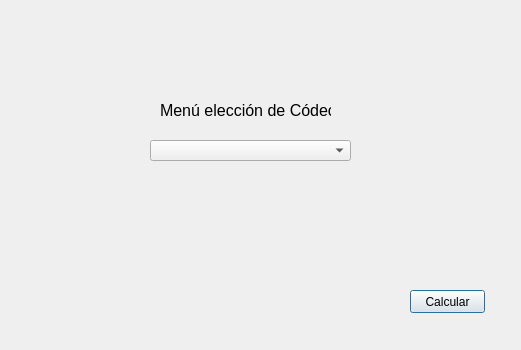
Before: the Qt Designer form Paso6a.ui in JesusdelCas99/Laboratorio_de_Telematica_P2, drawn with Qt 5.
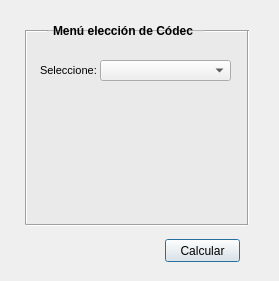
After: the same form once the commit is applied.

The edit to the form file:
```diff
--- a/Paso6a.ui
+++ b/Paso6a.ui
@@ -6,8 +6,8 @@
    <rect>
     <x>0</x>
     <y>0</y>
-    <width>521</width>
-    <height>350</height>
+    <width>279</width>
+    <height>281</height>
    </rect>
   </property>
   <property name="windowTitle">
@@ -16,9 +16,9 @@
   <widget class="QComboBox" name="comboBox">
    <property name="geometry">
     <rect>
-     <x>150</x>
-     <y>140</y>
-     <width>201</width>
+     <x>100</x>
+     <y>60</y>
+     <width>131</width>
      <height>21</height>
     </rect>
    </property>
@@ -26,15 +26,17 @@
   <widget class="QLabel" name="label">
    <property name="geometry">
     <rect>
-     <x>160</x>
-     <y>100</y>
-     <width>171</width>
+     <x>53</x>
+     <y>20</y>
+     <width>151</width>
      <height>21</height>
     </rect>
    </property>
    <property name="font">
     <font>
-     <pointsize>12</pointsize>
+     <pointsize>9</pointsize>
+     <weight>75</weight>
+     <bold>true</bold>
     </font>
    </property>
    <property name="text">
@@ -44,8 +46,8 @@
   <widget class="QPushButton" name="pushButton">
    <property name="geometry">
     <rect>
-     <x>410</x>
-     <y>290</y>
+     <x>165</x>
+     <y>239</y>
      <width>75</width>
      <height>23</height>
     </rect>
@@ -54,6 +56,120 @@
     <string>Calcular</string>
    </property>
   </widget>
+  <widget class="QLabel" name="label_2">
+   <property name="geometry">
+    <rect>
+     <x>40</x>
+     <y>60</y>
+     <width>61</width>
+     <height>21</height>
+    </rect>
+   </property>
+   <property name="font">
+    <font>
+     <pointsize>8</pointsize>
+     <weight>50</weight>
+     <bold>false</bold>
+    </font>
+   </property>
+   <property name="text">
+    <string>Seleccione:</string>
+   </property>
+  </widget>
+  <widget class="Line" name="line">
+   <property name="geometry">
+    <rect>
+     <x>18</x>
+     <y>30</y>
+     <width>16</width>
+     <height>194</height>
+    </rect>
+   </property>
+   <property name="orientation">
+    <enum>Qt::Vertical</enum>
+   </property>
+  </widget>
+  <widget class="Line" name="line_2">
+   <property name="geometry">
+    <rect>
+     <x>27</x>
+     <y>215</y>
+     <width>221</width>
+     <height>21</height>
+    </rect>
+   </property>
+   <property name="orientation">
+    <enum>Qt::Horizontal</enum>
+   </property>
+  </widget>
+  <widget class="Line" name="line_3">
+   <property name="geometry">
+    <rect>
+     <x>26</x>
+     <y>30</y>
+     <width>22</width>
+     <height>3</height>
+    </rect>
+   </property>
+   <property name="orientation">
+    <enum>Qt::Horizontal</enum>
+   </property>
+  </widget>
+  <widget class="Line" name="line_4">
+   <property name="geometry">
+    <rect>
+     <x>204</x>
+     <y>30</y>
+     <width>44</width>
+     <height>3</height>
+    </rect>
+   </property>
+   <property name="orientation">
+    <enum>Qt::Horizontal</enum>
+   </property>
+  </widget>
+  <widget class="Line" name="line_5">
+   <property name="geometry">
+    <rect>
+     <x>240</x>
+     <y>30</y>
+     <width>16</width>
+     <height>195</height>
+    </rect>
+   </property>
+   <property name="orientation">
+    <enum>Qt::Vertical</enum>
+   </property>
+  </widget>
+  <widget class="QFrame" name="frame">
+   <property name="geometry">
+    <rect>
+     <x>25</x>
+     <y>30</y>
+     <width>223</width>
+     <height>195</height>
+    </rect>
+   </property>
+   <property name="styleSheet">
+    <string notr="true">background-color: rgb(234, 234, 234);</string>
+   </property>
+   <property name="frameShape">
+    <enum>QFrame::StyledPanel</enum>
+   </property>
+   <property name="frameShadow">
+    <enum>QFrame::Raised</enum>
+   </property>
+  </widget>
+  <zorder>frame</zorder>
+  <zorder>line_2</zorder>
+  <zorder>comboBox</zorder>
+  <zorder>label</zorder>
+  <zorder>pushButton</zorder>
+  <zorder>label_2</zorder>
+  <zorder>line</zorder>
+  <zorder>line_3</zorder>
+  <zorder>line_4</zorder>
+  <zorder>line_5</zorder>
  </widget>
  <resources/>
  <connections/>
```
Left out of the diff: 2 changed lines with no effect on the pictures.
